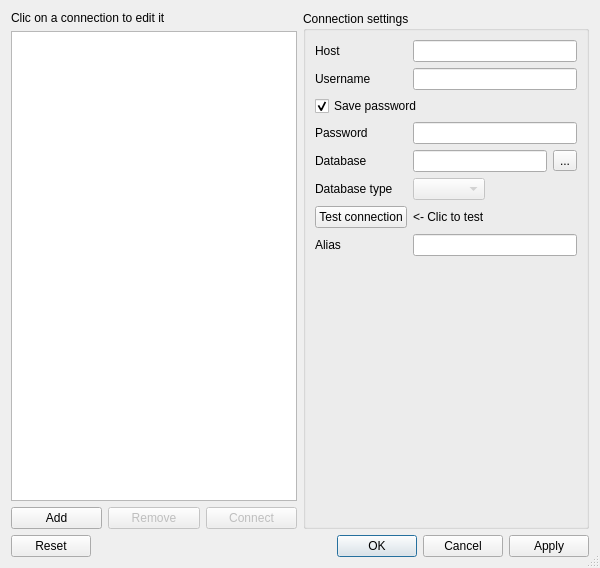
This is src/dialogs/dbdialog.ui in FrenchDilettante/dbmaster as Qt 5 draws it before an edit. The edited form follows.
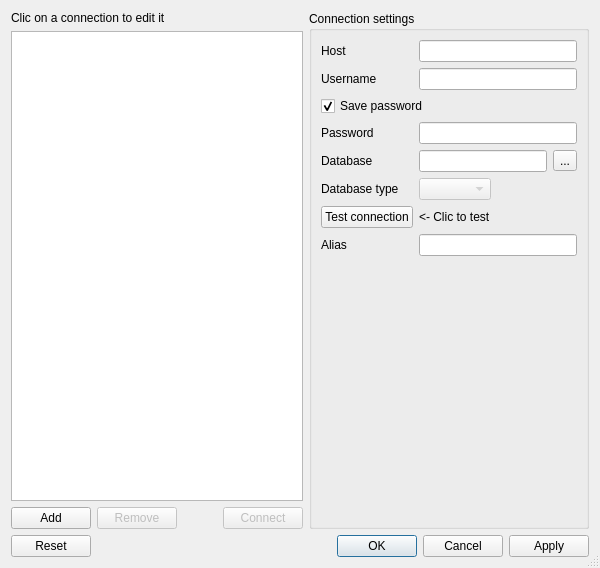
This is the edited form. Icons and pictures are not drawn. Custom widgets are drawn as their Qt base class.

Commit message: Problème tailles boutons

```diff
--- a/src/dialogs/dbdialog.ui
+++ b/src/dialogs/dbdialog.ui
@@ -189,7 +189,7 @@
        </property>
       </widget>
      </item>
-     <item row="0" column="2">
+     <item row="0" column="3">
       <widget class="QPushButton" name="toggleButton">
        <property name="enabled">
         <bool>false</bool>
@@ -199,6 +199,19 @@
        </property>
       </widget>
      </item>
+     <item row="0" column="2">
+      <spacer name="horizontalSpacer">
+       <property name="orientation">
+        <enum>Qt::Horizontal</enum>
+       </property>
+       <property name="sizeHint" stdset="0">
+        <size>
+         <width>40</width>
+         <height>20</height>
+        </size>
+       </property>
+      </spacer>
+     </item>
     </layout>
    </item>
    <item row="3" column="0" colspan="2">
```
